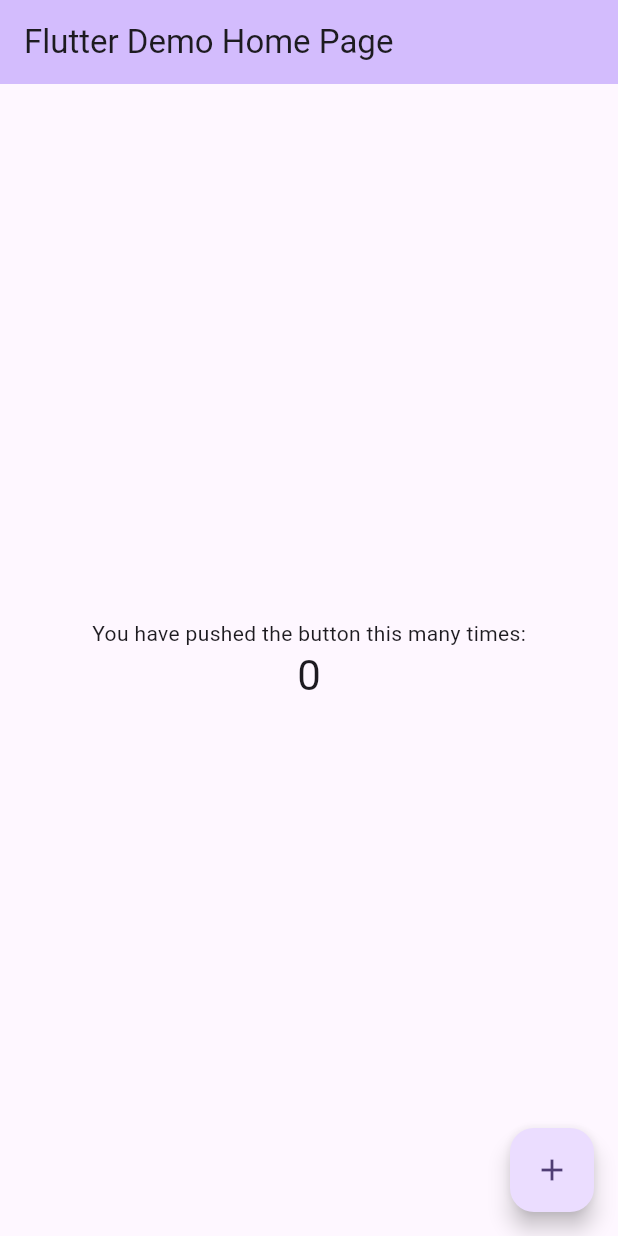
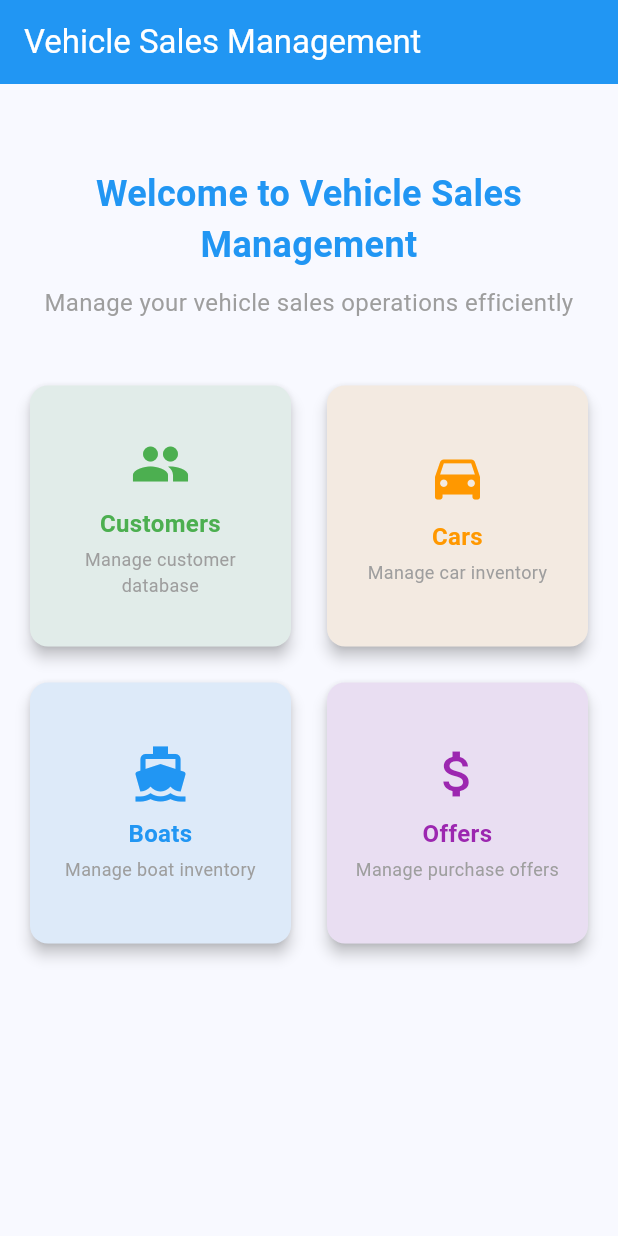
Before and after one commit to alex-gamero/final_project, a Flutter app: the screen it shows after launch, on a phone screen of 412 x 824 dp. Run offline on Flutter 3.47's test engine with Material 3 defaults, Android fonts, the phone set to English and light mode, and no system bars.

Commit message:
Creation of the main page

```diff
--- a/lib/main.dart
+++ b/lib/main.dart
@@ -7,116 +7,173 @@ void main() {
 class MyApp extends StatelessWidget {
   const MyApp({super.key});
 
-  // This widget is the root of your application.
   @override
   Widget build(BuildContext context) {
     return MaterialApp(
-      title: 'Flutter Demo',
+      title: 'Vehicle Sales Management',
       theme: ThemeData(
-        // This is the theme of your application.
-        //
-        // TRY THIS: Try running your application with "flutter run". You'll see
-        // the application has a purple toolbar. Then, without quitting the app,
-        // try changing the seedColor in the colorScheme below to Colors.green
-        // and then invoke "hot reload" (save your changes or press the "hot
-        // reload" button in a Flutter-supported IDE, or press "r" if you used
-        // the command line to start the app).
-        //
-        // Notice that the counter didn't reset back to zero; the application
-        // state is not lost during the reload. To reset the state, use hot
-        // restart instead.
-        //
-        // This works for code too, not just values: Most code changes can be
-        // tested with just a hot reload.
-        colorScheme: ColorScheme.fromSeed(seedColor: Colors.deepPurple),
+        colorScheme: ColorScheme.fromSeed(seedColor: Colors.blue),
+        useMaterial3: true,
       ),
-      home: const MyHomePage(title: 'Flutter Demo Home Page'),
+      home: const HomePage(),
     );
   }
 }
 
-class MyHomePage extends StatefulWidget {
-  const MyHomePage({super.key, required this.title});
-
-  // This widget is the home page of your application. It is stateful, meaning
-  // that it has a State object (defined below) that contains fields that affect
-  // how it looks.
-
-  // This class is the configuration for the state. It holds the values (in this
-  // case the title) provided by the parent (in this case the App widget) and
-  // used by the build method of the State. Fields in a Widget subclass are
-  // always marked "final".
-
-  final String title;
-
-  @override
-  State<MyHomePage> createState() => _MyHomePageState();
-}
-
-class _MyHomePageState extends State<MyHomePage> {
-  int _counter = 0;
-
-  void _incrementCounter() {
-    setState(() {
-      // This call to setState tells the Flutter framework that something has
-      // changed in this State, which causes it to rerun the build method below
-      // so that the display can reflect the updated values. If we changed
-      // _counter without calling setState(), then the build method would not be
-      // called again, and so nothing would appear to happen.
-      _counter++;
-    });
-  }
+class HomePage extends StatelessWidget {
+  const HomePage({super.key});
 
   @override
   Widget build(BuildContext context) {
-    // This method is rerun every time setState is called, for instance as done
-    // by the _incrementCounter method above.
-    //
-    // The Flutter framework has been optimized to make rerunning build methods
-    // fast, so that you can just rebuild anything that needs updating rather
-    // than having to individually change instances of widgets.
     return Scaffold(
       appBar: AppBar(
-        // TRY THIS: Try changing the color here to a specific color (to
-        // Colors.amber, perhaps?) and trigger a hot reload to see the AppBar
-        // change color while the other colors stay the same.
-        backgroundColor: Theme.of(context).colorScheme.inversePrimary,
-        // Here we take the value from the MyHomePage object that was created by
-        // the App.build method, and use it to set our appbar title.
-        title: Text(widget.title),
+        title: const Text('Vehicle Sales Management'),
+        backgroundColor: Colors.blue,
+        foregroundColor: Colors.white,
       ),
-      body: Center(
-        // Center is a layout widget. It takes a single child and positions it
-        // in the middle of the parent.
+      body: Padding(
+        padding: const EdgeInsets.all(16.0),
         child: Column(
-          // Column is also a layout widget. It takes a list of children and
-          // arranges them vertically. By default, it sizes itself to fit its
-          // children horizontally, and tries to be as tall as its parent.
-          //
-          // Column has various properties to control how it sizes itself and
-          // how it positions its children. Here we use mainAxisAlignment to
-          // center the children vertically; the main axis here is the vertical
-          // axis because Columns are vertical (the cross axis would be
-          // horizontal).
-          //
-          // TRY THIS: Invoke "debug painting" (choose the "Toggle Debug Paint"
-          // action in the IDE, or press "p" in the console), to see the
-          // wireframe for each widget.
-          mainAxisAlignment: MainAxisAlignment.center,
-          children: <Widget>[
-            const Text('You have pushed the button this many times:'),
-            Text(
-              '$_counter',
-              style: Theme.of(context).textTheme.headlineMedium,
+          crossAxisAlignment: CrossAxisAlignment.stretch,
+          children: [
+            const SizedBox(height: 40),
+            const Text(
+              'Welcome to Vehicle Sales Management',
+              style: TextStyle(
+                fontSize: 24,
+                fontWeight: FontWeight.bold,
+                color: Colors.blue,
+              ),
+              textAlign: TextAlign.center,
+            ),
+            const SizedBox(height: 10),
+            const Text(
+              'Manage your vehicle sales operations efficiently',
+              style: TextStyle(
+                fontSize: 16,
+                color: Colors.grey,
+              ),
+              textAlign: TextAlign.center,
+            ),
+            const SizedBox(height: 40),
+            Expanded(
+              child: GridView.count(
+                crossAxisCount: 2,
+                crossAxisSpacing: 16,
+                mainAxisSpacing: 16,
+                children: [
+                  _buildFeatureCard(
+                    context,
+                    'Customers',
+                    'Manage customer database',
+                    Icons.people,
+                    Colors.green,
+                        () {
+                      // Navigate to Customer List page
+                      _showComingSoonSnackbar(context, 'Customers');
+                    },
+                  ),
+                  _buildFeatureCard(
+                    context,
+                    'Cars',
+                    'Manage car inventory',
+                    Icons.directions_car,
+                    Colors.orange,
+                        () {
+                      // Navigate to Cars for Sale page
+                      _showComingSoonSnackbar(context, 'Cars');
+                    },
+                  ),
+                  _buildFeatureCard(
+                    context,
+                    'Boats',
+                    'Manage boat inventory',
+                    Icons.directions_boat,
+                    Colors.blue,
+                        () {
+                      // Navigate to Boats for Sale page
+                      _showComingSoonSnackbar(context, 'Boats');
+                    },
+                  ),
+                  _buildFeatureCard(
+                    context,
+                    'Offers',
+                    'Manage purchase offers',
+                    Icons.attach_money,
+                    Colors.purple,
+                        () {
+                      // Navigate to Purchase Offer page
+                      _showComingSoonSnackbar(context, 'Purchase Offers');
+                    },
+                  ),
+                ],
+              ),
             ),
           ],
         ),
       ),
-      floatingActionButton: FloatingActionButton(
-        onPressed: _incrementCounter,
-        tooltip: 'Increment',
-        child: const Icon(Icons.add),
-      ), // This trailing comma makes auto-formatting nicer for build methods.
+    );
+  }
+
+  Widget _buildFeatureCard(
+      BuildContext context,
+      String title,
+      String subtitle,
+      IconData icon,
+      Color color,
+      VoidCallback onTap,
+      ) {
+    return Card(
+      elevation: 4,
+      child: InkWell(
+        onTap: onTap,
+        borderRadius: BorderRadius.circular(12),
+        child: Container(
+          padding: const EdgeInsets.all(16),
+          decoration: BoxDecoration(
+            borderRadius: BorderRadius.circular(12),
+            color: color.withOpacity(0.1),
+          ),
+          child: Column(
+            mainAxisAlignment: MainAxisAlignment.center,
+            children: [
+              Icon(
+                icon,
+                size: 40,
+                color: color,
+              ),
+              const SizedBox(height: 8),
+              Text(
+                title,
+                style: TextStyle(
+                  fontSize: 16,
+                  fontWeight: FontWeight.bold,
+                  color: color,
+                ),
+                textAlign: TextAlign.center,
+              ),
+              const SizedBox(height: 4),
+              Text(
+                subtitle,
+                style: const TextStyle(
+                  fontSize: 12,
+                  color: Colors.grey,
+                ),
+                textAlign: TextAlign.center,
+              ),
+            ],
+          ),
+        ),
+      ),
+    );
+  }
+
+  void _showComingSoonSnackbar(BuildContext context, String feature) {
+    ScaffoldMessenger.of(context).showSnackBar(
+      SnackBar(
+        content: Text('$feature feature - Coming Soon!'),
+        duration: const Duration(seconds: 2),
+      ),
     );
   }
 }
```
